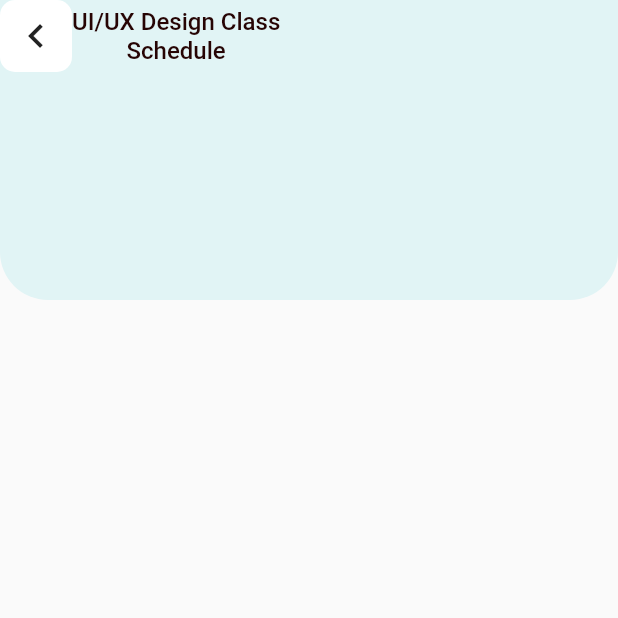
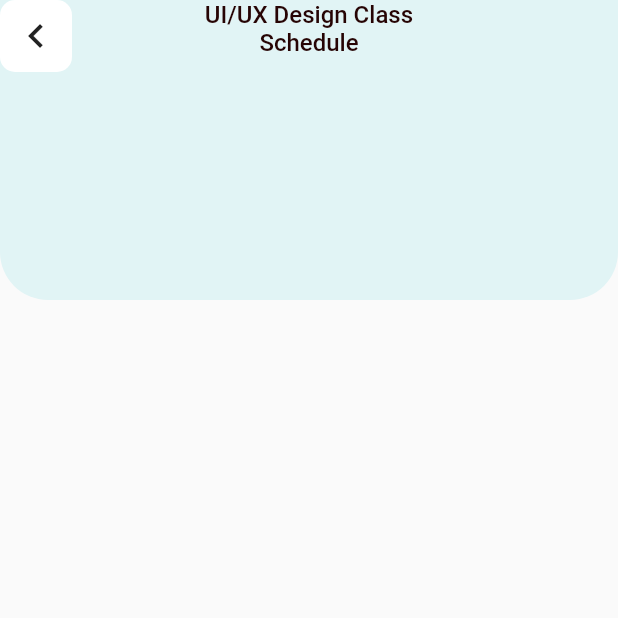
Before and after one commit to romofel/flutter-ui_practice-online_school, a Flutter app: the ScheduleScreen screen opened directly, on a phone screen of 412 x 824 dp, the top half of it. Run offline on Flutter 3.47's test engine with Material 2 defaults, Android fonts, the phone set to English and light mode, and no system bars; our stand-ins replace google_fonts.

Commit message:
Use a stack as opposed to row

```diff
--- a/lib/screens/schedule_screen.dart
+++ b/lib/screens/schedule_screen.dart
@@ -20,7 +20,7 @@ class ScheduleScreen extends StatelessWidget {
             child: SafeArea(
               child: Column(
                 children: [
-                  Row(
+                  Stack(
                     children: [
                       Container(
                         decoration: BoxDecoration(
@@ -32,7 +32,9 @@ class ScheduleScreen extends StatelessWidget {
                           onPressed: () => Navigator.of(context).pop(),
                         ),
                       ),
-                      Column(
+                      Align(
+                        alignment: AlignmentDirectional.center,
+                        child: Column(
                           children: [
                             Text(
                               'UI/UX Design Class',
@@ -52,6 +54,7 @@ class ScheduleScreen extends StatelessWidget {
                             ),
                           ],
                         ),
+                      ),
                     ],
                   ),
                 ],
```
Lines whose indentation alone changed are shown as unchanged.
